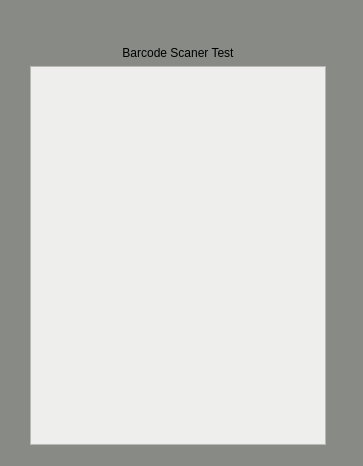
Old version of the form ui/barcodeTest.ui in the repository ugur-ombori/kioskTest.
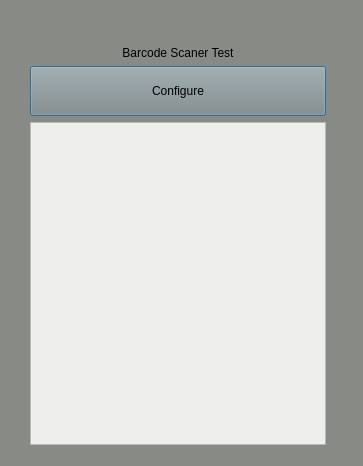
New version of the form. Icons and pictures are not drawn.

Diff of the .ui file:
```diff
--- a/ui/barcodeTest.ui
+++ b/ui/barcodeTest.ui
@@ -17,7 +17,7 @@
    <string notr="true">background-color: rgb(136, 138, 133);
 </string>
   </property>
-  <widget class="QWidget" name="">
+  <widget class="QWidget" name="layoutWidget">
    <property name="geometry">
     <rect>
      <x>30</x>
@@ -77,13 +77,32 @@
       </property>
      </widget>
     </item>
-    <item row="2" column="0">
+    <item row="3" column="0">
      <widget class="QTextEdit" name="textEdit">
       <property name="styleSheet">
        <string notr="true">background-color: rgb(238, 238, 236);</string>
       </property>
      </widget>
     </item>
+    <item row="2" column="0">
+     <widget class="QPushButton" name="BarcodeScannerConfigure_button">
+      <property name="sizePolicy">
+       <sizepolicy hsizetype="Minimum" vsizetype="Fixed">
+        <horstretch>100</horstretch>
+        <verstretch>50</verstretch>
+       </sizepolicy>
+      </property>
+      <property name="minimumSize">
+       <size>
+        <width>100</width>
+        <height>50</height>
+       </size>
+      </property>
+      <property name="text">
+       <string>Configure</string>
+      </property>
+     </widget>
+    </item>
    </layout>
   </widget>
  </widget>
```
